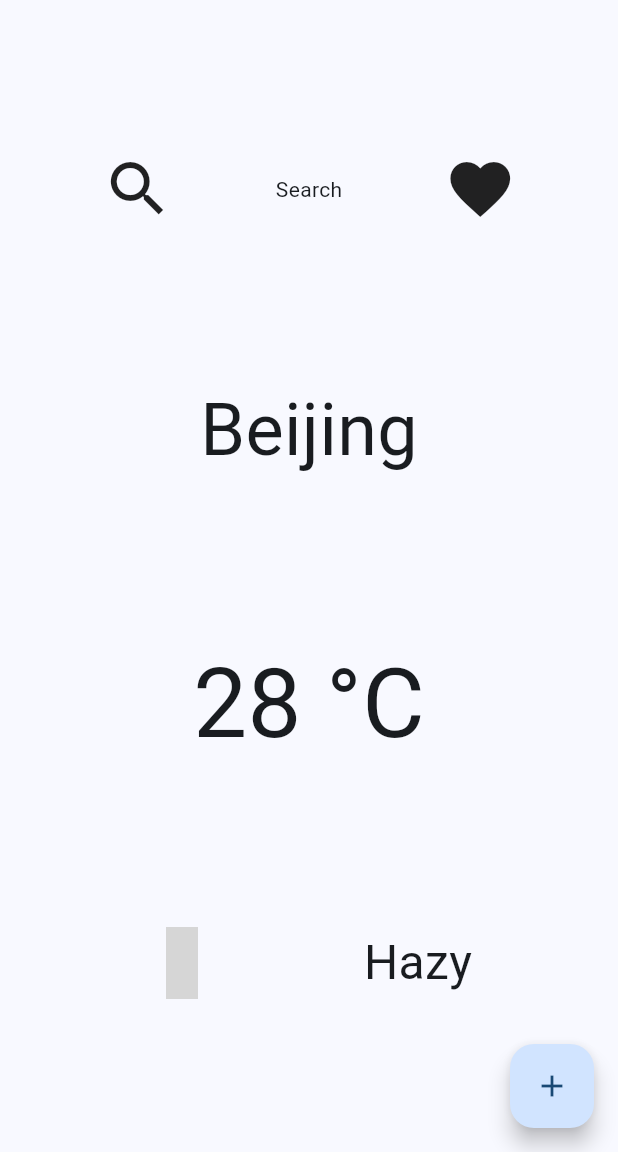
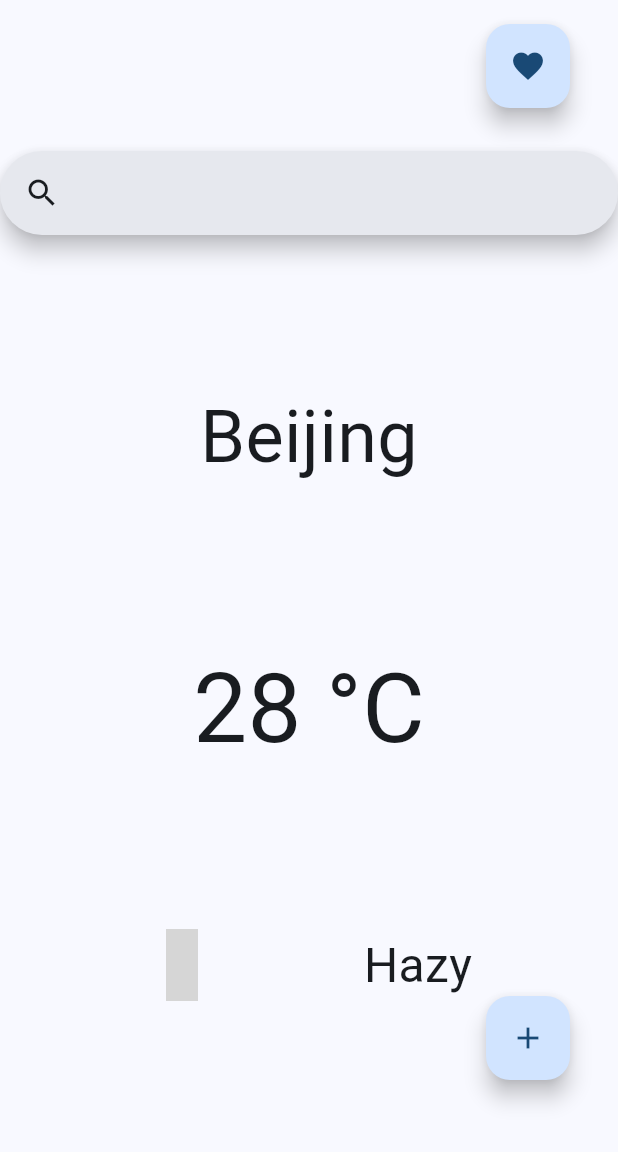
Before and after one commit to ThrasyvoulosK/Weather-App, a Flutter app: the screen it shows after launch, on a phone screen of 412 x 824 dp, the part 84-1236 px from its top. Run offline on Flutter 3.47's test engine with Material 3 defaults, Android fonts, the phone set to English and light mode, and no system bars; our stand-ins replace material_design_icons_flutter; grey boxes are pictures that could not be loaded.

Commit message:
Adds inital searchBar, favourites and 'add-to-favourites' buttons
Removes previous placeholders

```diff
--- a/lib/main.dart
+++ b/lib/main.dart
@@ -139,9 +139,13 @@ Future<void> _loadData() async {
         title: Text(widget.title),
         centerTitle: true,
       ),
+
       body: Center(
         // Center is a layout widget. It takes a single child and positions it
         // in the middle of the parent.
+
+
+
         child: Column(
           // Column is also a layout widget. It takes a list of children and
           // arranges them vertically. By default, it sizes itself to fit its
@@ -157,15 +161,37 @@ Future<void> _loadData() async {
           // action in the IDE, or press "p" in the console), to see the
           // wireframe for each widget.
           mainAxisAlignment: MainAxisAlignment.spaceEvenly,
+
           children: <Widget>[
-            const Row(
-              mainAxisAlignment: MainAxisAlignment.spaceEvenly,
-              children: [
-                Icon(Icons.search,size:48),
-                Text("Search"),
-                Icon(Icons.favorite,size: 48,),
-              ],
-            ),
+
+            SearchAnchor(
+              builder: (BuildContext context, SearchController controller) {
+            return SearchBar(
+              controller: controller,
+              padding: const MaterialStatePropertyAll<EdgeInsets>(
+                  EdgeInsets.symmetric(horizontal: 16.0)),
+              onTap: () {
+                controller.openView();
+              },
+              onChanged: (_) {
+                controller.openView();
+              },
+              leading: const Icon(Icons.search),
+            );
+          }, suggestionsBuilder:
+                  (BuildContext context, SearchController controller) {
+            return List<ListTile>.generate(5, (int index) {
+              final String item = 'item $index';
+              return ListTile(
+                title: Text(item),
+                onTap: () {
+                  setState(() {
+                    controller.closeView(item);
+                  });
+                },
+              );
+            });
+          }),
             Text(currentCity,style: TextStyle(fontSize: 48)),
             Text(currentCelsiusTemperature,style: TextStyle(fontSize: 64)),
             Row(
@@ -178,11 +204,28 @@ Future<void> _loadData() async {
           ],
         ),
       ),
-      floatingActionButton: FloatingActionButton(
-        onPressed: _addToFavourites,
-        tooltip: 'Add To Favourites',
-        child: const Icon(Icons.add),
-      ), // This trailing comma makes auto-formatting nicer for build methods.
+      floatingActionButton: Stack(
+        children: [
+          Positioned(
+            child: FloatingActionButton(
+              onPressed: null,
+              tooltip: 'View Favourites',
+              child: Icon(Icons.favorite),
+            ),
+            top: kToolbarHeight + 32.0,
+            right: 16.0,
+          ),
+          Positioned(
+            child: FloatingActionButton(
+              onPressed: _addToFavourites,
+              tooltip: 'Add To Favourites',
+              child: const Icon(Icons.add),
+            ),
+            bottom: 32.0,
+            right: 16.0,
+          ),
+        ],
+      )
     );
   }
 }
```
